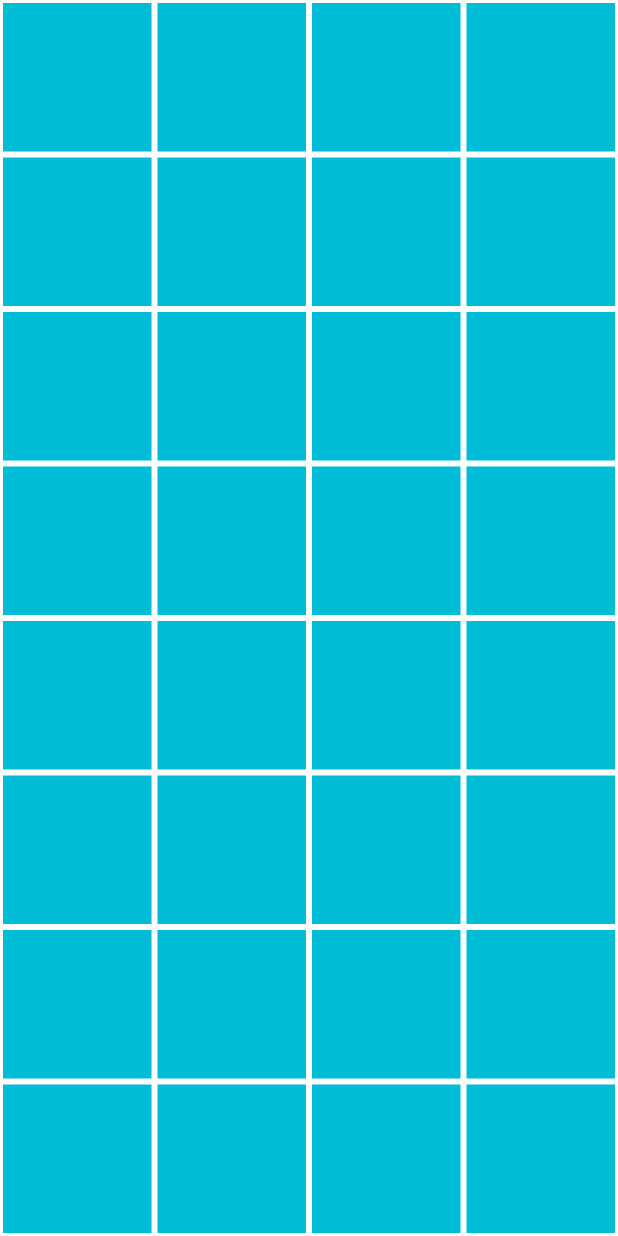
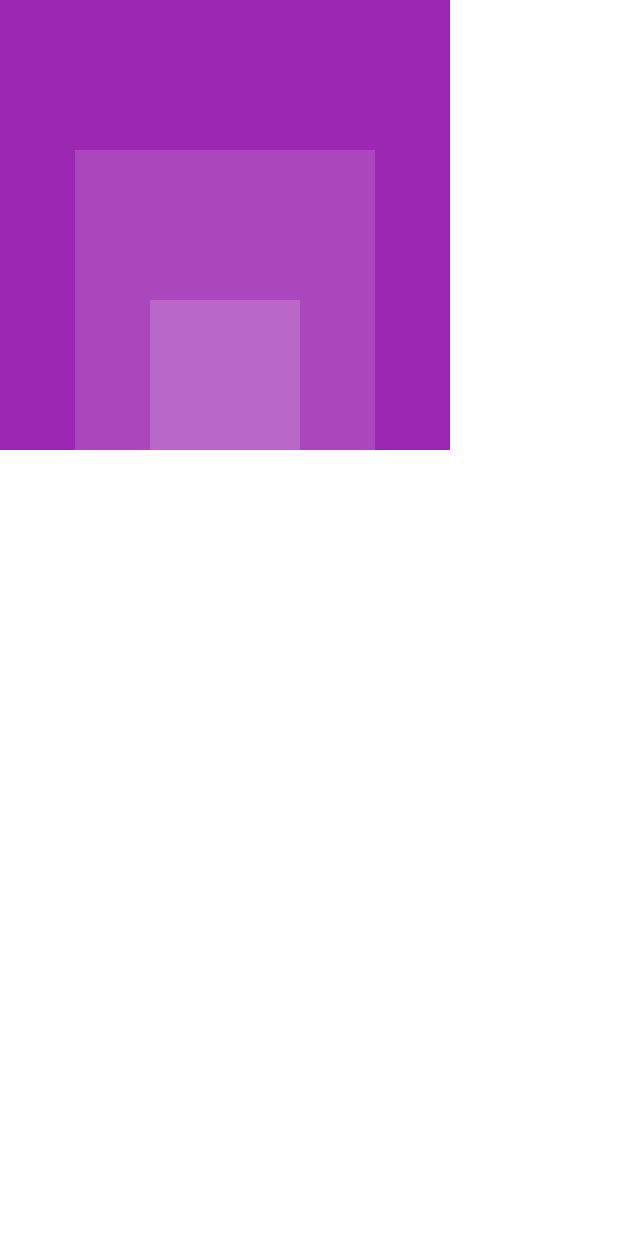
Before and after one commit to eacardenase/flutter_todo, a Flutter app: the screen it shows after launch, on a phone screen of 412 x 824 dp. Run offline on Flutter 3.47's test engine with Material 3 defaults, Android fonts, the phone set to English and light mode, and no system bars.

Commit message:
feat: stacks

```diff
--- a/lib/main.dart
+++ b/lib/main.dart
@@ -14,17 +14,28 @@ class MyApp extends StatelessWidget {
     return MaterialApp(
       home: Scaffold(
         backgroundColor: Colors.white,
-        body: GridView.builder(
-          itemCount: 64,
-          gridDelegate: const SliverGridDelegateWithFixedCrossAxisCount(
-            crossAxisCount: 4,
-          ),
-          itemBuilder: (context, index) => Container(
-            color: Colors.cyan,
-            margin: const EdgeInsets.all(
-              2,
+        body: Stack(
+          alignment: Alignment.bottomCenter,
+          children: [
+            // big box
+            Container(
+              width: 300,
+              height: 300,
+              color: Colors.purple,
             ),
-          ),
+            Container(
+              width: 200,
+              height: 200,
+              color: Colors.purple[400],
+            ),
+            Container(
+              width: 100,
+              height: 100,
+              color: Colors.purple[300],
+            )
+            // medium box
+            // small box
+          ],
         ),
       ),
       debugShowCheckedModeBanner: false,
```
